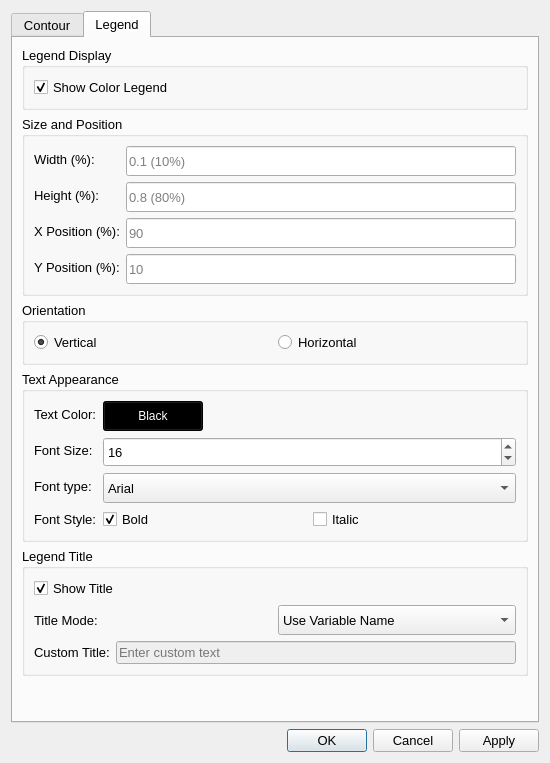
The window that Post/ColorBarDialog.ui (shadeslide12/Ci_Gui) describes before a commit, drawn with Qt 5.
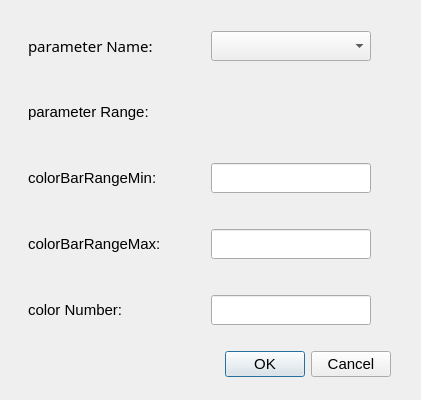
The same window after the commit. The open tabs and pages were chosen to show the change.

```diff
--- a/Post/ColorBarDialog.ui
+++ b/Post/ColorBarDialog.ui
@@ -6,588 +6,271 @@
    <rect>
     <x>0</x>
     <y>0</y>
-    <width>550</width>
-    <height>763</height>
+    <width>421</width>
+    <height>400</height>
    </rect>
   </property>
   <property name="font">
    <font>
-    <pointsize>10</pointsize>
+    <pointsize>11</pointsize>
    </font>
   </property>
   <property name="windowTitle">
    <string>Contour &amp; Legend Settings</string>
   </property>
-  <layout class="QVBoxLayout" name="verticalLayout">
-   <item>
-    <widget class="QTabWidget" name="tabWidget">
-     <property name="currentIndex">
-      <number>0</number>
+  <layout class="QGridLayout" name="gridLayout">
+   <item row="0" column="0">
+    <widget class="QLabel" name="labelParameterName">
+     <property name="sizePolicy">
+      <sizepolicy hsizetype="Fixed" vsizetype="Preferred">
+       <horstretch>0</horstretch>
+       <verstretch>0</verstretch>
+      </sizepolicy>
      </property>
-     <widget class="QWidget" name="contourTab">
-      <attribute name="title">
-       <string>Contour</string>
-      </attribute>
-      <layout class="QVBoxLayout" name="contourTabLayout">
-       <item>
-        <widget class="QGroupBox" name="variableGroupBox">
-         <property name="title">
-          <string>Variable Selection</string>
-         </property>
-         <layout class="QFormLayout" name="variableFormLayout">
-          <item row="0" column="0">
-           <widget class="QLabel" name="labelParameterName">
-            <property name="text">
-             <string>Parameter Name:</string>
-            </property>
-           </widget>
-          </item>
-          <item row="0" column="1">
-           <widget class="QComboBox" name="nameComboBox">
-            <property name="minimumSize">
-             <size>
-              <width>200</width>
-              <height>30</height>
-             </size>
-            </property>
-           </widget>
-          </item>
-          <item row="1" column="0">
-           <widget class="QLabel" name="labelParameterRange">
-            <property name="text">
-             <string>Data Range:</string>
-            </property>
-           </widget>
-          </item>
-          <item row="1" column="1">
-           <widget class="QLabel" name="textParameterRange">
-            <property name="styleSheet">
-             <string>QLabel { color: #0066cc; font-weight: bold; }</string>
-            </property>
-            <property name="text">
-             <string>[Min, Max]</string>
-            </property>
-           </widget>
-          </item>
-         </layout>
-        </widget>
-       </item>
-       <item>
-        <widget class="QGroupBox" name="colorRangeGroupBox">
-         <property name="title">
-          <string>Color Range</string>
-         </property>
-         <layout class="QFormLayout" name="colorRangeFormLayout">
-          <item row="0" column="0">
-           <widget class="QLabel" name="lableColorBarmin">
-            <property name="text">
-             <string>Minimum:</string>
-            </property>
-           </widget>
-          </item>
-          <item row="0" column="1">
-           <widget class="QLineEdit" name="textColorBarmin">
-            <property name="minimumSize">
-             <size>
-              <width>200</width>
-              <height>30</height>
-             </size>
-            </property>
-            <property name="placeholderText">
-             <string>Enter minimum value</string>
-            </property>
-           </widget>
-          </item>
-          <item row="1" column="0">
-           <widget class="QLabel" name="labelColorBarmax">
-            <property name="text">
-             <string>Maximum:</string>
-            </property>
-           </widget>
-          </item>
-          <item row="1" column="1">
-           <widget class="QLineEdit" name="textColorBarMax">
-            <property name="minimumSize">
-             <size>
-              <width>200</width>
-              <height>30</height>
-             </size>
-            </property>
-            <property name="placeholderText">
-             <string>Enter maximum value</string>
-            </property>
-           </widget>
-          </item>
-          <item row="2" column="0">
-           <widget class="QLabel" name="labelColorNumber">
-            <property name="text">
-             <string>Number of Colors:</string>
-            </property>
-           </widget>
-          </item>
-          <item row="2" column="1">
-           <widget class="QLineEdit" name="textColorNumber">
-            <property name="minimumSize">
-             <size>
-              <width>200</width>
-              <height>30</height>
-             </size>
-            </property>
-            <property name="placeholderText">
-             <string>10</string>
-            </property>
-           </widget>
-          </item>
-         </layout>
-        </widget>
-       </item>
-       <item>
-        <widget class="QGroupBox" name="colorMapGroupBox">
-         <property name="title">
-          <string>Color Map Options</string>
-         </property>
-         <layout class="QVBoxLayout" name="colorMapLayout">
-          <item>
-           <widget class="QLabel" name="labelColorMapPreset">
-            <property name="text">
-             <string>Select Color Map Preset:</string>
-            </property>
-           </widget>
-          </item>
-          <item>
-           <layout class="QGridLayout" name="colorMapGridLayout">
-            <item row="0" column="1">
-             <widget class="QRadioButton" name="radioViridis">
-              <property name="text">
-               <string>Viridis</string>
-              </property>
-             </widget>
-            </item>
-            <item row="1" column="0">
-             <widget class="QRadioButton" name="radioRainbow">
-              <property name="text">
-               <string>Rainbow</string>
-              </property>
-             </widget>
-            </item>
-            <item row="0" column="0">
-             <widget class="QRadioButton" name="radioBlueToRed">
-              <property name="text">
-               <string>Blue → Red</string>
-              </property>
-              <property name="checked">
-               <bool>true</bool>
-              </property>
-             </widget>
-            </item>
-            <item row="1" column="1">
-             <widget class="QRadioButton" name="radioCoolWarm">
-              <property name="text">
-               <string>Cool-Warm (Diverging)</string>
-              </property>
-             </widget>
-            </item>
-           </layout>
-          </item>
-          <item>
-           <widget class="QCheckBox" name="checkReverseColorMap">
-            <property name="text">
-             <string>Reverse Color Map</string>
-            </property>
-           </widget>
-          </item>
-         </layout>
-        </widget>
-       </item>
-       <item>
-        <spacer name="contourVerticalSpacer">
-         <property name="orientation">
-          <enum>Qt::Vertical</enum>
-         </property>
-         <property name="sizeHint" stdset="0">
-          <size>
-           <width>20</width>
-           <height>40</height>
-          </size>
-         </property>
-        </spacer>
-       </item>
-      </layout>
-     </widget>
-     <widget class="QWidget" name="legendTab">
-      <attribute name="title">
-       <string>Legend</string>
-      </attribute>
-      <layout class="QVBoxLayout" name="legendTabLayout">
-       <item>
-        <widget class="QGroupBox" name="showLegendGroupBox">
-         <property name="title">
-          <string>Legend Display</string>
-         </property>
-         <layout class="QVBoxLayout" name="showLegendLayout">
-          <item>
-           <widget class="QCheckBox" name="checkShowLegend">
-            <property name="text">
-             <string>Show Color Legend</string>
-            </property>
-            <property name="checked">
-             <bool>true</bool>
-            </property>
-           </widget>
-          </item>
-         </layout>
-        </widget>
-       </item>
-       <item>
-        <widget class="QGroupBox" name="legendSizeGroupBox">
-         <property name="title">
-          <string>Size and Position</string>
-         </property>
-         <layout class="QFormLayout" name="legendSizeFormLayout">
-          <item row="0" column="0">
-           <widget class="QLabel" name="labelScalarBarWidth">
-            <property name="text">
-             <string>Width (%):</string>
-            </property>
-           </widget>
-          </item>
-          <item row="0" column="1">
-           <widget class="QLineEdit" name="textScalarBarWidth">
-            <property name="minimumSize">
-             <size>
-              <width>150</width>
-              <height>30</height>
-             </size>
-            </property>
-            <property name="placeholderText">
-             <string>0.1 (10%)</string>
-            </property>
-           </widget>
-          </item>
-          <item row="1" column="0">
-           <widget class="QLabel" name="labelScalarBarHeight">
-            <property name="text">
-             <string>Height (%):</string>
-            </property>
-           </widget>
-          </item>
-          <item row="1" column="1">
-           <widget class="QLineEdit" name="textScalarBarHeight">
-            <property name="minimumSize">
-             <size>
-              <width>150</width>
-              <height>30</height>
-             </size>
-            </property>
-            <property name="placeholderText">
-             <string>0.8 (80%)</string>
-            </property>
-           </widget>
-          </item>
-          <item row="2" column="0">
-           <widget class="QLabel" name="labelLegendX">
-            <property name="text">
-             <string>X Position (%):</string>
-            </property>
-           </widget>
-          </item>
-          <item row="2" column="1">
-           <widget class="QLineEdit" name="textLegendXPosition">
-            <property name="minimumSize">
-             <size>
-              <width>150</width>
-              <height>30</height>
-             </size>
-            </property>
-            <property name="placeholderText">
-             <string>90</string>
-            </property>
-           </widget>
-          </item>
-          <item row="3" column="0">
-           <widget class="QLabel" name="labelLegendY">
-            <property name="text">
-             <string>Y Position (%):</string>
-            </property>
-           </widget>
-          </item>
-          <item row="3" column="1">
-           <widget class="QLineEdit" name="textLegendYPosition">
-            <property name="minimumSize">
-             <size>
-              <width>150</width>
-              <height>30</height>
-             </size>
-            </property>
-            <property name="placeholderText">
-             <string>10</string>
-            </property>
-           </widget>
-          </item>
-         </layout>
-        </widget>
-       </item>
-       <item>
-        <widget class="QGroupBox" name="legendOrientationGroupBox">
-         <property name="title">
-          <string>Orientation</string>
-         </property>
-         <layout class="QHBoxLayout" name="orientationLayout">
-          <item>
-           <widget class="QRadioButton" name="radioVertical">
-            <property name="text">
-             <string>Vertical</string>
-            </property>
-            <property name="checked">
-             <bool>true</bool>
-            </property>
-           </widget>
-          </item>
-          <item>
-           <widget class="QRadioButton" name="radioHorizontal">
-            <property name="text">
-             <string>Horizontal</string>
-            </property>
-           </widget>
-          </item>
-         </layout>
-        </widget>
-       </item>
-       <item>
-        <widget class="QGroupBox" name="textAppearanceGroupBox">
-         <property name="title">
-          <string>Text Appearance</string>
-         </property>
-         <layout class="QFormLayout" name="textAppearanceFormLayout">
-          <item row="0" column="0">
-           <widget class="QLabel" name="labelTextColor">
-            <property name="text">
-             <string>Text Color:</string>
-            </property>
-           </widget>
-          </item>
-          <item row="0" column="1">
-           <layout class="QHBoxLayout" name="textColorLayout">
-            <item>
-             <widget class="QPushButton" name="btnTextColor">
-              <property name="minimumSize">
-               <size>
-                <width>100</width>
-                <height>30</height>
-               </size>
-              </property>
-              <property name="styleSheet">
-               <string>QPushButton { background-color: black; color: white; }</string>
-              </property>
-              <property name="text">
-               <string>Black</string>
-              </property>
-             </widget>
-            </item>
-            <item>
-             <spacer name="textColorSpacer">
-              <property name="orientation">
-               <enum>Qt::Horizontal</enum>
-              </property>
-              <property name="sizeHint" stdset="0">
-               <size>
-                <width>40</width>
-                <height>20</height>
-               </size>
-              </property>
-             </spacer>
-            </item>
-           </layout>
-          </item>
-          <item row="1" column="0">
-           <widget class="QLabel" name="labelFontSize">
-            <property name="text">
-             <string>Font Size:</string>
-            </property>
-           </widget>
-          </item>
-          <item row="1" column="1">
-           <widget class="QSpinBox" name="spinFontSize">
-            <property name="minimumSize">
-             <size>
-              <width>100</width>
-              <height>30</height>
-             </size>
-            </property>
-            <property name="minimum">
-             <number>8</number>
-            </property>
-            <property name="maximum">
-             <number>48</number>
-            </property>
-            <property name="value">
-             <number>16</number>
-            </property>
-           </widget>
-          </item>
-          <item row="2" column="0">
-           <widget class="QLabel" name="labelFontFamily">
-            <property name="text">
-             <string>Font type:</string>
-            </property>
-           </widget>
-          </item>
-          <item row="2" column="1">
-           <widget class="QComboBox" name="comboFontFamily">
-            <property name="minimumSize">
-             <size>
-              <width>150</width>
-              <height>30</height>
-             </size>
-            </property>
-            <item>
-             <property name="text">
-              <string>Arial</string>
-             </property>
-            </item>
-            <item>
-             <property name="text">
-              <string>Times New Roman</string>
-             </property>
-            </item>
-            <item>
-             <property name="text">
-              <string>Courier New</string>
-             </property>
-            </item>
-            <item>
-             <property name="text">
-              <string>Helvetica</string>
-             </property>
-            </item>
-           </widget>
-          </item>
-          <item row="3" column="0">
-           <widget class="QLabel" name="labelFontStyle">
-            <property name="text">
-             <string>Font Style:</string>
-            </property>
-           </widget>
-          </item>
-          <item row="3" column="1">
-           <layout class="QHBoxLayout" name="fontStyleLayout">
-            <item>
-             <widget class="QCheckBox" name="checkBold">
-              <property name="text">
-               <string>Bold</string>
-              </property>
-              <property name="checked">
-               <bool>true</bool>
-              </property>
-             </widget>
-            </item>
-            <item>
-             <widget class="QCheckBox" name="checkItalic">
-              <property name="text">
-               <string>Italic</string>
-              </property>
-             </widget>
-            </item>
-           </layout>
-          </item>
-         </layout>
-        </widget>
-       </item>
-       <item>
-        <widget class="QGroupBox" name="legendTitleGroupBox">
-         <property name="title">
-          <string>Legend Title</string>
-         </property>
-         <layout class="QVBoxLayout" name="legendTitleLayout">
-          <item>
-           <widget class="QCheckBox" name="checkShowTitle">
-            <property name="text">
-             <string>Show Title</string>
-            </property>
-            <property name="checked">
-             <bool>true</bool>
-            </property>
-           </widget>
-          </item>
-          <item>
-           <layout class="QHBoxLayout" name="titleModeLayout">
-            <item>
-             <widget class="QLabel" name="labelTitleMode">
-              <property name="text">
-               <string>Title Mode:</string>
-              </property>
-             </widget>
-            </item>
-            <item>
-             <widget class="QComboBox" name="comboTitleMode">
-              <property name="minimumSize">
-               <size>
-                <width>200</width>
-                <height>30</height>
-               </size>
-              </property>
-              <item>
-               <property name="text">
-                <string>Use Variable Name</string>
-               </property>
-              </item>
-              <item>
-               <property name="text">
-                <string>Use Custom Text</string>
-               </property>
-              </item>
-             </widget>
-            </item>
-           </layout>
-          </item>
-          <item>
-           <layout class="QHBoxLayout" name="titleTextLayout">
-            <item>
-             <widget class="QLabel" name="labelTitleText">
-              <property name="text">
-               <string>Custom Title:</string>
-              </property>
-             </widget>
-            </item>
-            <item>
-             <widget class="QLineEdit" name="textTitleText">
-              <property name="enabled">
-               <bool>false</bool>
-              </property>
-              <property name="placeholderText">
-               <string>Enter custom text</string>
-              </property>
-             </widget>
-            </item>
-           </layout>
-          </item>
-         </layout>
-        </widget>
-       </item>
-       <item>
-        <spacer name="legendVerticalSpacer">
-         <property name="orientation">
-          <enum>Qt::Vertical</enum>
-         </property>
-         <property name="sizeHint" stdset="0">
-          <size>
-           <width>20</width>
-           <height>40</height>
-          </size>
-         </property>
-        </spacer>
-       </item>
-      </layout>
-     </widget>
+     <property name="minimumSize">
+      <size>
+       <width>160</width>
+       <height>50</height>
+      </size>
+     </property>
+     <property name="maximumSize">
+      <size>
+       <width>160</width>
+       <height>50</height>
+      </size>
+     </property>
+     <property name="font">
+      <font>
+       <family>Sans Serif</family>
+       <pointsize>11</pointsize>
+      </font>
+     </property>
+     <property name="text">
+      <string>parameter Name: </string>
+     </property>
     </widget>
    </item>
-   <item>
+   <item row="1" column="0">
+    <widget class="QLabel" name="labelParameterRange">
+     <property name="sizePolicy">
+      <sizepolicy hsizetype="Fixed" vsizetype="Preferred">
+       <horstretch>0</horstretch>
+       <verstretch>0</verstretch>
+      </sizepolicy>
+     </property>
+     <property name="minimumSize">
+      <size>
+       <width>160</width>
+       <height>50</height>
+      </size>
+     </property>
+     <property name="maximumSize">
+      <size>
+       <width>160</width>
+       <height>50</height>
+      </size>
+     </property>
+     <property name="font">
+      <font>
+       <pointsize>11</pointsize>
+      </font>
+     </property>
+     <property name="text">
+      <string>parameter Range:</string>
+     </property>
+    </widget>
+   </item>
+   <item row="1" column="1">
+    <widget class="QLabel" name="textParameterRange">
+     <property name="minimumSize">
+      <size>
+       <width>180</width>
+       <height>30</height>
+      </size>
+     </property>
+     <property name="maximumSize">
+      <size>
+       <width>180</width>
+       <height>30</height>
+      </size>
+     </property>
+     <property name="font">
+      <font>
+       <pointsize>11</pointsize>
+      </font>
+     </property>
+     <property name="text">
+      <string/>
+     </property>
+    </widget>
+   </item>
+   <item row="2" column="0">
+    <widget class="QLabel" name="lableColorBarmin">
+     <property name="minimumSize">
+      <size>
+       <width>160</width>
+       <height>50</height>
+      </size>
+     </property>
+     <property name="maximumSize">
+      <size>
+       <width>160</width>
+       <height>50</height>
+      </size>
+     </property>
+     <property name="font">
+      <font>
+       <pointsize>11</pointsize>
+      </font>
+     </property>
+     <property name="text">
+      <string>colorBarRangeMin:</string>
+     </property>
+    </widget>
+   </item>
+   <item row="2" column="1">
+    <widget class="QLineEdit" name="textColorBarmin">
+     <property name="minimumSize">
+      <size>
+       <width>160</width>
+       <height>30</height>
+      </size>
+     </property>
+     <property name="maximumSize">
+      <size>
+       <width>160</width>
+       <height>30</height>
+      </size>
+     </property>
+     <property name="font">
+      <font>
+       <pointsize>11</pointsize>
+      </font>
+     </property>
+     <property name="text">
+      <string/>
+     </property>
+    </widget>
+   </item>
+   <item row="3" column="0">
+    <widget class="QLabel" name="labelColorBarmax">
+     <property name="minimumSize">
+      <size>
+       <width>160</width>
+       <height>50</height>
+      </size>
+     </property>
+     <property name="maximumSize">
+      <size>
+       <width>160</width>
+       <height>50</height>
+      </size>
+     </property>
+     <property name="font">
+      <font>
+       <pointsize>11</pointsize>
+      </font>
+     </property>
+     <property name="text">
+      <string>colorBarRangeMax:</string>
+     </property>
+    </widget>
+   </item>
+   <item row="3" column="1">
+    <widget class="QLineEdit" name="textColorBarMax">
+     <property name="minimumSize">
+      <size>
+       <width>160</width>
+       <height>30</height>
+      </size>
+     </property>
+     <property name="maximumSize">
+      <size>
+       <width>160</width>
+       <height>30</height>
+      </size>
+     </property>
+     <property name="font">
+      <font>
+       <pointsize>11</pointsize>
+      </font>
+     </property>
+     <property name="text">
+      <string/>
+     </property>
+    </widget>
+   </item>
+   <item row="4" column="0">
+    <widget class="QLabel" name="label_Origin_y">
+     <property name="minimumSize">
+      <size>
+       <width>160</width>
+       <height>50</height>
+      </size>
+     </property>
+     <property name="maximumSize">
+      <size>
+       <width>160</width>
+       <height>50</height>
+      </size>
+     </property>
+     <property name="font">
+      <font>
+       <pointsize>11</pointsize>
+      </font>
+     </property>
+     <property name="text">
+      <string>color Number: </string>
+     </property>
+    </widget>
+   </item>
+   <item row="4" column="1">
+    <widget class="QLineEdit" name="textColorNumber">
+     <property name="minimumSize">
+      <size>
+       <width>160</width>
+       <height>30</height>
+      </size>
+     </property>
+     <property name="maximumSize">
+      <size>
+       <width>160</width>
+       <height>30</height>
+      </size>
+     </property>
+     <property name="font">
+      <font>
+       <pointsize>11</pointsize>
+      </font>
+     </property>
+     <property name="text">
+      <string/>
+     </property>
+    </widget>
+   </item>
+   <item row="5" column="0" colspan="2">
     <widget class="QDialogButtonBox" name="buttonBox">
      <property name="orientation">
       <enum>Qt::Horizontal</enum>
      </property>
      <property name="standardButtons">
-      <set>QDialogButtonBox::Apply|QDialogButtonBox::Cancel|QDialogButtonBox::Ok</set>
+      <set>QDialogButtonBox::Cancel|QDialogButtonBox::Ok</set>
+     </property>
+    </widget>
+   </item>
+   <item row="0" column="1">
+    <widget class="QComboBox" name="nameComboBox">
+     <property name="minimumSize">
+      <size>
+       <width>160</width>
+       <height>30</height>
+      </size>
+     </property>
+     <property name="maximumSize">
+      <size>
+       <width>160</width>
+       <height>30</height>
+      </size>
      </property>
     </widget>
    </item>
```
Left out of the diff: 2 changed lines with no effect on the pictures.
